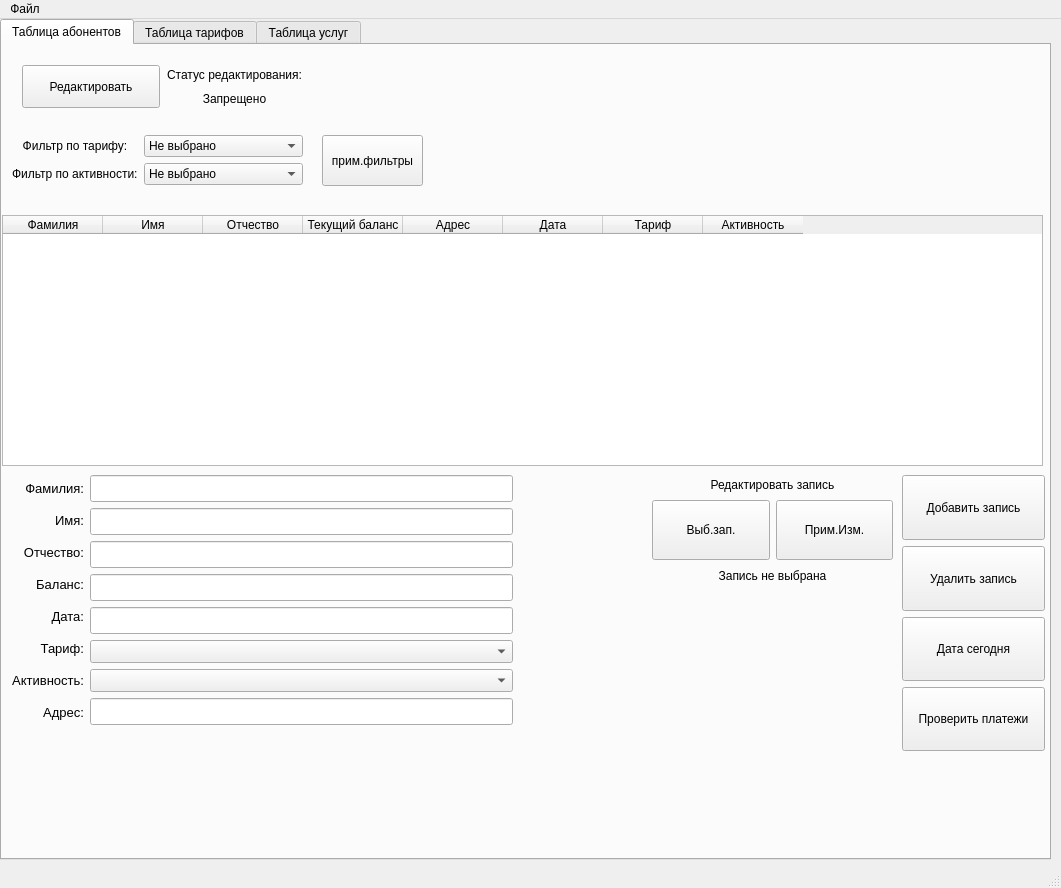
The window that DB_interface.ui (Sergey-ENOT/Str.And.Alg.-CourseWork-) describes before a commit, drawn with Qt 5.
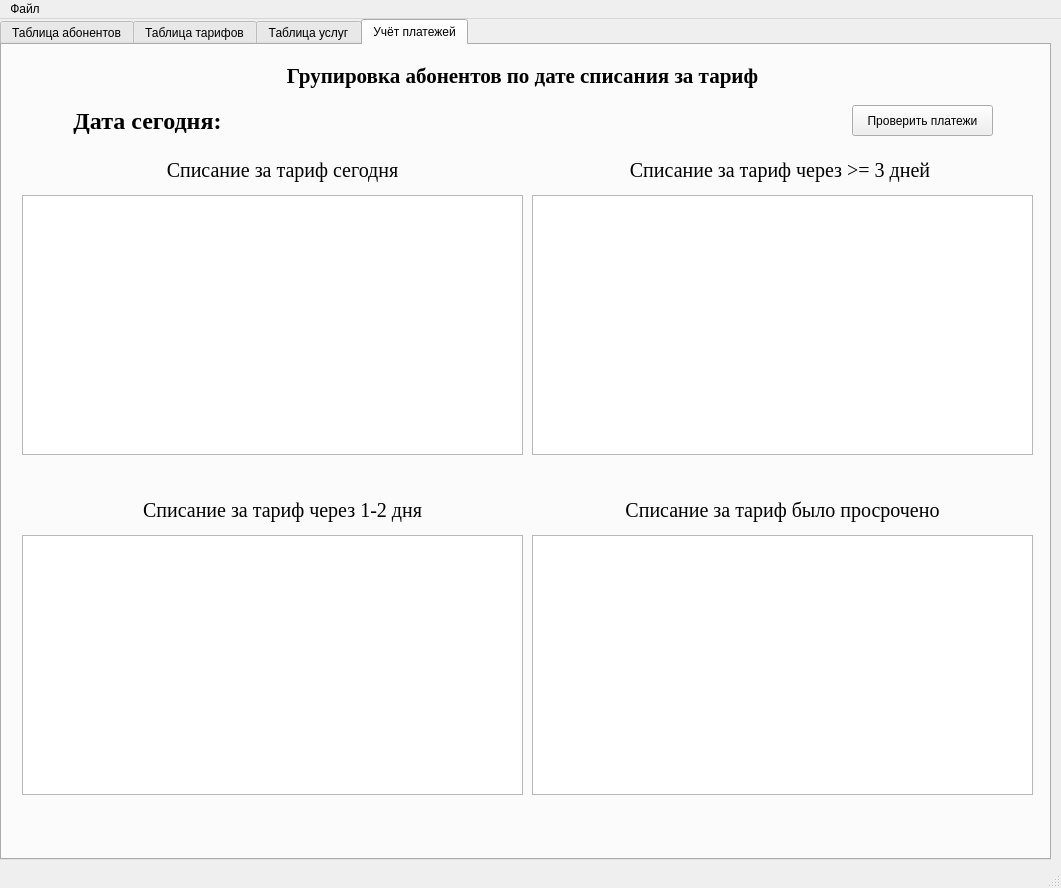
The same window after the commit. The open tabs and pages were chosen to show the change.

Patch:
```diff
--- a/DB_interface.ui
+++ b/DB_interface.ui
@@ -204,7 +204,7 @@
         <x>900</x>
         <y>430</y>
         <width>143</width>
-        <height>276</height>
+        <height>211</height>
        </rect>
       </property>
       <layout class="QVBoxLayout" name="verticalLayout_4">
@@ -214,7 +214,7 @@
           <bool>true</bool>
          </property>
          <property name="sizePolicy">
-          <sizepolicy hsizetype="Minimum" vsizetype="Minimum">
+          <sizepolicy hsizetype="Minimum" vsizetype="Fixed">
            <horstretch>0</horstretch>
            <verstretch>0</verstretch>
           </sizepolicy>
@@ -236,7 +236,7 @@
           <bool>true</bool>
          </property>
          <property name="sizePolicy">
-          <sizepolicy hsizetype="Minimum" vsizetype="Minimum">
+          <sizepolicy hsizetype="Minimum" vsizetype="Fixed">
            <horstretch>0</horstretch>
            <verstretch>0</verstretch>
           </sizepolicy>
@@ -265,19 +265,6 @@
          </property>
         </widget>
        </item>
-       <item>
-        <widget class="QPushButton" name="pushButtonCheckPayments">
-         <property name="minimumSize">
-          <size>
-           <width>0</width>
-           <height>64</height>
-          </size>
-         </property>
-         <property name="text">
-          <string>Проверить платежи</string>
-         </property>
-        </widget>
-       </item>
       </layout>
      </widget>
      <widget class="QWidget" name="layoutWidget">
@@ -531,6 +518,12 @@
           <layout class="QVBoxLayout" name="verticalLayout_3">
            <item>
             <widget class="QComboBox" name="comboBoxTariff">
+             <property name="sizePolicy">
+              <sizepolicy hsizetype="Preferred" vsizetype="Minimum">
+               <horstretch>0</horstretch>
+               <verstretch>0</verstretch>
+              </sizepolicy>
+             </property>
              <property name="font">
               <font>
                <pointsize>10</pointsize>
@@ -543,6 +536,12 @@
            </item>
            <item>
             <widget class="QComboBox" name="comboBoxActive">
+             <property name="sizePolicy">
+              <sizepolicy hsizetype="Preferred" vsizetype="Minimum">
+               <horstretch>0</horstretch>
+               <verstretch>0</verstretch>
+              </sizepolicy>
+             </property>
              <property name="font">
               <font>
                <pointsize>10</pointsize>
@@ -857,6 +856,239 @@
       </column>
      </widget>
     </widget>
+    <widget class="QWidget" name="tab">
+     <attribute name="title">
+      <string>Учёт платежей</string>
+     </attribute>
+     <widget class="QListWidget" name="listWidget0Days">
+      <property name="geometry">
+       <rect>
+        <x>20</x>
+        <y>150</y>
+        <width>501</width>
+        <height>260</height>
+       </rect>
+      </property>
+      <property name="font">
+       <font>
+        <family>Times New Roman</family>
+        <pointsize>16</pointsize>
+       </font>
+      </property>
+     </widget>
+     <widget class="QListWidget" name="listWidget1_2Days">
+      <property name="geometry">
+       <rect>
+        <x>20</x>
+        <y>490</y>
+        <width>501</width>
+        <height>260</height>
+       </rect>
+      </property>
+      <property name="font">
+       <font>
+        <family>Times New Roman</family>
+        <pointsize>16</pointsize>
+       </font>
+      </property>
+     </widget>
+     <widget class="QListWidget" name="listWidget3MoreDays">
+      <property name="geometry">
+       <rect>
+        <x>530</x>
+        <y>150</y>
+        <width>501</width>
+        <height>260</height>
+       </rect>
+      </property>
+      <property name="font">
+       <font>
+        <family>Times New Roman</family>
+        <pointsize>16</pointsize>
+       </font>
+      </property>
+     </widget>
+     <widget class="QPushButton" name="pushButtonCheckPayments">
+      <property name="geometry">
+       <rect>
+        <x>850</x>
+        <y>60</y>
+        <width>141</width>
+        <height>31</height>
+       </rect>
+      </property>
+      <property name="text">
+       <string>Проверить платежи</string>
+      </property>
+     </widget>
+     <widget class="QLabel" name="label">
+      <property name="geometry">
+       <rect>
+        <x>120</x>
+        <y>110</y>
+        <width>321</width>
+        <height>31</height>
+       </rect>
+      </property>
+      <property name="font">
+       <font>
+        <family>Times New Roman</family>
+        <pointsize>15</pointsize>
+       </font>
+      </property>
+      <property name="text">
+       <string>Списание за тариф сегодня</string>
+      </property>
+      <property name="scaledContents">
+       <bool>false</bool>
+      </property>
+      <property name="alignment">
+       <set>Qt::AlignCenter</set>
+      </property>
+     </widget>
+     <widget class="QLabel" name="label_2">
+      <property name="geometry">
+       <rect>
+        <x>120</x>
+        <y>450</y>
+        <width>321</width>
+        <height>31</height>
+       </rect>
+      </property>
+      <property name="font">
+       <font>
+        <family>Times New Roman</family>
+        <pointsize>15</pointsize>
+       </font>
+      </property>
+      <property name="text">
+       <string>Списание за тариф через 1-2 дня</string>
+      </property>
+      <property name="scaledContents">
+       <bool>false</bool>
+      </property>
+      <property name="alignment">
+       <set>Qt::AlignCenter</set>
+      </property>
+     </widget>
+     <widget class="QLabel" name="label_3">
+      <property name="geometry">
+       <rect>
+        <x>280</x>
+        <y>10</y>
+        <width>481</width>
+        <height>41</height>
+       </rect>
+      </property>
+      <property name="font">
+       <font>
+        <family>Times New Roman</family>
+        <pointsize>16</pointsize>
+        <weight>75</weight>
+        <bold>true</bold>
+       </font>
+      </property>
+      <property name="text">
+       <string>Групировка абонентов по дате списания за тариф</string>
+      </property>
+      <property name="alignment">
+       <set>Qt::AlignCenter</set>
+      </property>
+      <property name="wordWrap">
+       <bool>false</bool>
+      </property>
+     </widget>
+     <widget class="QLabel" name="label_4">
+      <property name="geometry">
+       <rect>
+        <x>620</x>
+        <y>110</y>
+        <width>321</width>
+        <height>31</height>
+       </rect>
+      </property>
+      <property name="font">
+       <font>
+        <family>Times New Roman</family>
+        <pointsize>15</pointsize>
+       </font>
+      </property>
+      <property name="text">
+       <string>Списание за тариф через &gt;= 3 дней </string>
+      </property>
+      <property name="scaledContents">
+       <bool>false</bool>
+      </property>
+      <property name="alignment">
+       <set>Qt::AlignCenter</set>
+      </property>
+     </widget>
+     <widget class="QLabel" name="label_5">
+      <property name="geometry">
+       <rect>
+        <x>620</x>
+        <y>450</y>
+        <width>321</width>
+        <height>31</height>
+       </rect>
+      </property>
+      <property name="font">
+       <font>
+        <family>Times New Roman</family>
+        <pointsize>15</pointsize>
+       </font>
+      </property>
+      <property name="text">
+       <string>Списание за тариф было просрочено</string>
+      </property>
+      <property name="scaledContents">
+       <bool>false</bool>
+      </property>
+      <property name="alignment">
+       <set>Qt::AlignCenter</set>
+      </property>
+     </widget>
+     <widget class="QListWidget" name="listWidgetOverdue">
+      <property name="geometry">
+       <rect>
+        <x>530</x>
+        <y>490</y>
+        <width>501</width>
+        <height>260</height>
+       </rect>
+      </property>
+      <property name="font">
+       <font>
+        <family>Times New Roman</family>
+        <pointsize>16</pointsize>
+       </font>
+      </property>
+     </widget>
+     <widget class="QLabel" name="labelDateT">
+      <property name="geometry">
+       <rect>
+        <x>10</x>
+        <y>60</y>
+        <width>271</width>
+        <height>31</height>
+       </rect>
+      </property>
+      <property name="font">
+       <font>
+        <family>Times New Roman</family>
+        <pointsize>18</pointsize>
+        <weight>75</weight>
+        <bold>true</bold>
+       </font>
+      </property>
+      <property name="text">
+       <string>Дата сегодня:</string>
+      </property>
+      <property name="alignment">
+       <set>Qt::AlignCenter</set>
+      </property>
+     </widget>
+    </widget>
    </widget>
   </widget>
   <widget class="QMenuBar" name="menubar">
```
